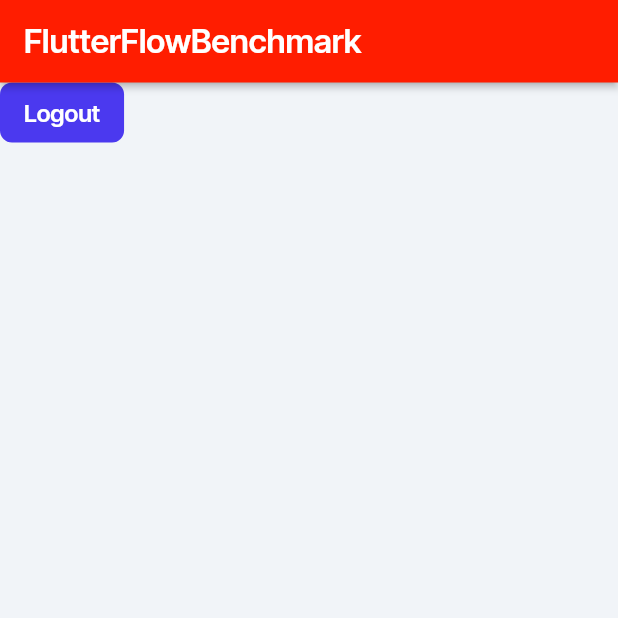
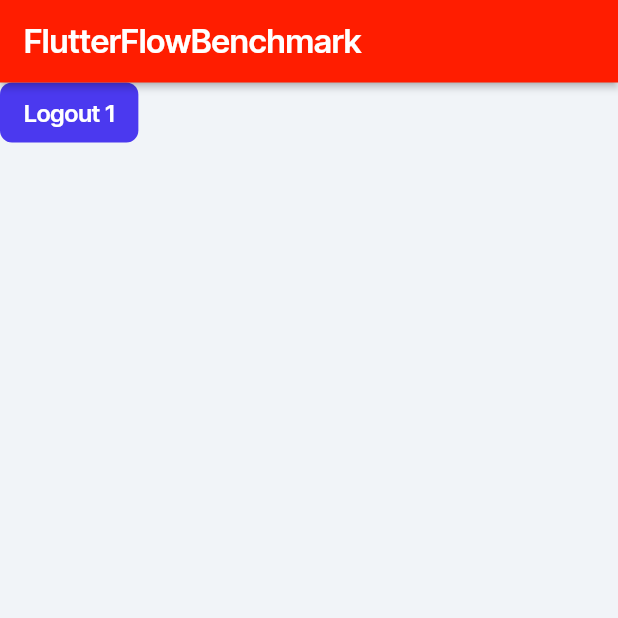
Before and after one commit to ffhr/FlutterFlowBenchmark, a Flutter app: the screen it shows once a user with an empty profile is signed in, on a phone screen of 412 x 824 dp, the top half of it. Run offline on Flutter 3.47's test engine with Material 3 defaults, Android fonts, the phone set to English and light mode, and no system bars; drawn by our look-alikes of auto_size_text; our stand-ins replace firebase_auth, firebase_core, font_awesome_flutter, from_css_color, go_router, google_fonts and 6 more; missing offline and left inert: json_path; accounts and stored records are empty.

Commit message:
Updating to latest FlutterFlow output.

```diff
--- a/lib/pages/home_page/home_page_widget.dart
+++ b/lib/pages/home_page/home_page_widget.dart
@@ -72,7 +72,7 @@
 
                   context.goNamedAuth('LoginPage', context.mounted);
                 },
-                text: 'Logout',
+                text: 'Logout 1',
                 options: FFButtonOptions(
                   height: 40.0,
                   padding: const EdgeInsetsDirectional.fromSTEB(16.0, 0.0, 16.0, 0.0),
```
